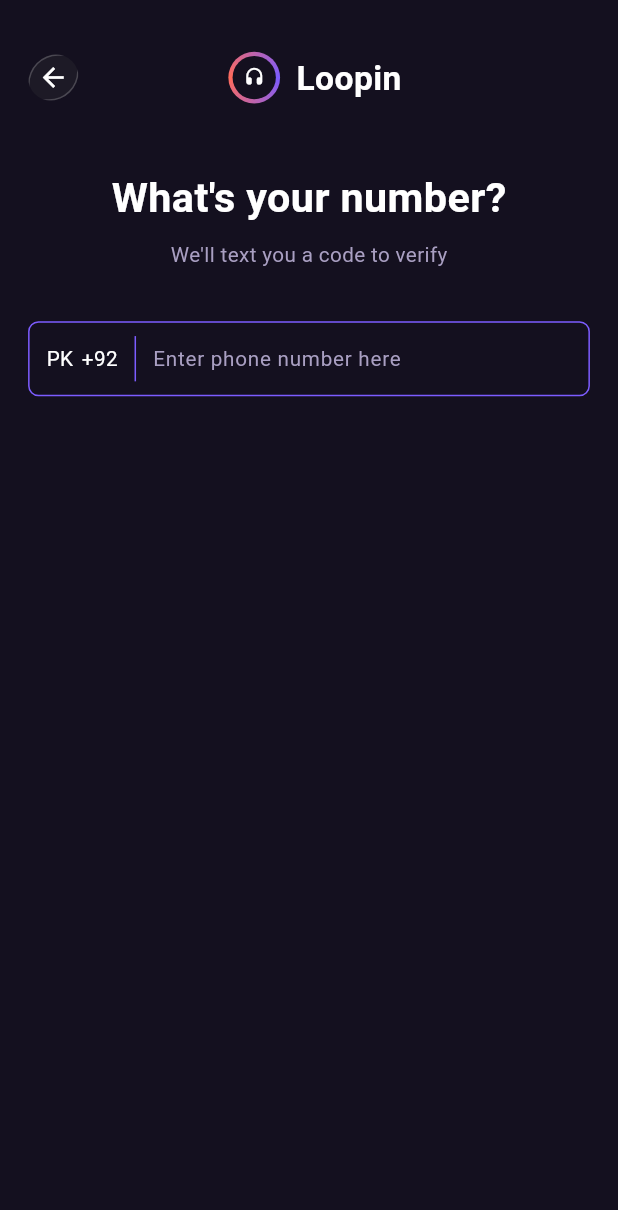
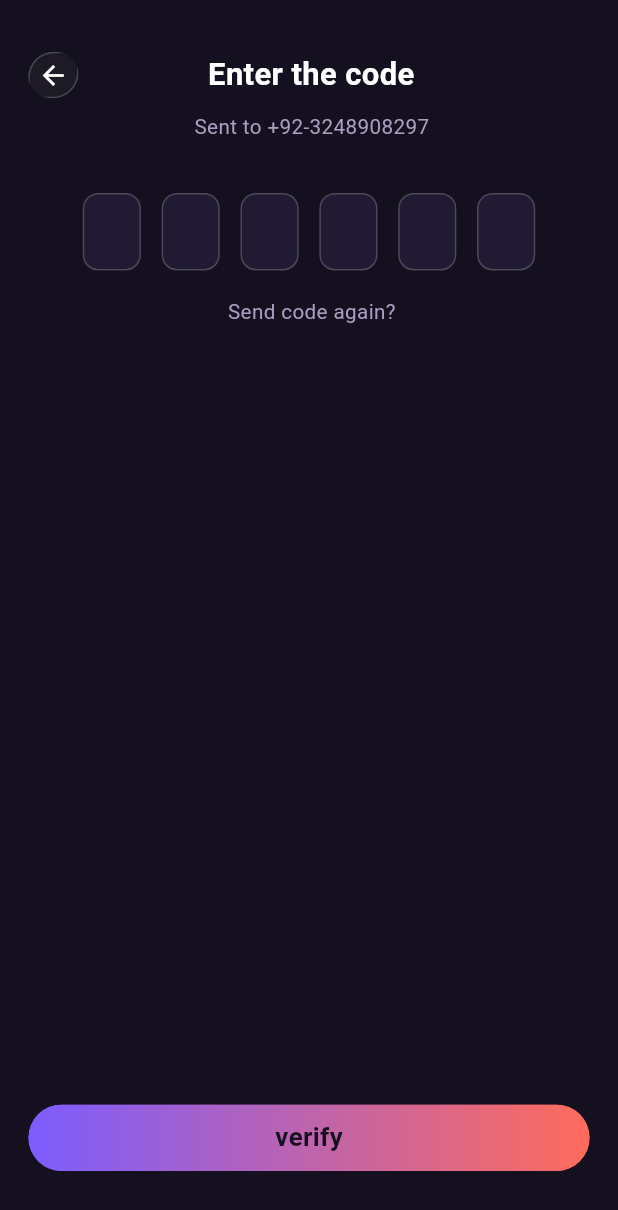
Before and after one commit to arhamashraf987/Loopin, a Flutter app: the screen it shows after launch, on a phone screen of 412 x 824 dp. Shown: the top 1210 px of the screen. Run offline on Flutter 3.47's test engine with Material 3 defaults, Android fonts, the phone set to English and light mode, and no system bars; our stand-ins replace device_preview, flutter_screenutil, get; Roboto replaces fonts that are missing (Clash Display).

Commit message:
phone code timer added

```diff
--- a/lib/core/constants/app_routes.dart
+++ b/lib/core/constants/app_routes.dart
@@ -1,6 +1,7 @@
 import 'package:convo_sphere/core/constants/constant_files.dart';
 import 'package:convo_sphere/features/Auth/screens/auth_screen.dart';
 import 'package:convo_sphere/features/Auth/screens/login_screen.dart';
+import 'package:convo_sphere/features/Auth/screens/phone_code_screen.dart';
 import 'package:convo_sphere/features/Auth/screens/phone_verify_screen.dart';
 import 'package:convo_sphere/features/Auth/screens/signUp.dart';
 import 'package:convo_sphere/features/Auth/bindings/auth_binding.dart';
@@ -15,7 +16,8 @@ class AppRoutes {
   static const signup = '/signup';
   static const login ='/login';
   static const authScreen ='/auth';
-  static const phoneVerify = '/phone-verify';
+  static const phoneVerify = '/phone_verify';
+  static const phoneCode = '/phone_code';
 
 
   static final pages = <GetPage>[
@@ -25,6 +27,7 @@ class AppRoutes {
     GetPage(name: login, page: ()=> LoginScreen(), binding: AuthBinding()),
     GetPage(name: authScreen, page: ()=>AuthScreen(), binding: AuthBinding()),
     GetPage(name: phoneVerify, page: ()=>PhoneVerifyScreen(), binding: AuthBinding()),
+    GetPage(name: phoneCode, page: ()=>PhoneCodeScreen(), binding: AuthBinding())
 
   ];
 }
--- a/lib/core/shared_widgets/gradient_button.dart
+++ b/lib/core/shared_widgets/gradient_button.dart
@@ -1,11 +1,12 @@
 import 'package:convo_sphere/core/constants/constant_files.dart';
 
 class GradientButton extends StatelessWidget {
-   GradientButton({required this.label, required this.onTap});
+   GradientButton({required this.label, required this.onTap, this.isEnabled});
 
 
   final String label;
   final VoidCallback onTap;
+   final   bool? isEnabled;
 
   @override
   Widget build(BuildContext context) {
@@ -21,7 +22,10 @@ class GradientButton extends StatelessWidget {
               gradient: LinearGradient(
                 begin: Alignment.centerLeft,
                 end: Alignment.centerRight,
-                colors: [AppColors.violet, AppColors.coral],
+                colors:  [
+                 AppColors.violet,
+                 AppColors.coral
+                 ],
               ),
               borderRadius: BorderRadius.circular(999.r),
             ),
--- a/lib/core/shared_widgets/text_field.dart
+++ b/lib/core/shared_widgets/text_field.dart
@@ -12,8 +12,6 @@ class buildTextField extends StatelessWidget {
                         color: AppColors.borderStylingColor2.withOpacity(0.2)
                       )
                     ),
-                    child: Padding(
-                      padding: EdgeInsetsGeometry.only(left: 15.w),
                     child: Expanded(
                       child: TextField(
                         style: AppTextStyles.regular,
@@ -21,7 +19,7 @@ class buildTextField extends StatelessWidget {
                            border: InputBorder.none,
                           enabledBorder: InputBorder.none,
                           focusedBorder: InputBorder.none,
-                          ),
+                          contentPadding:  EdgeInsetsGeometry.only(left: 15.w),
                         ),
                       ),
                     ),
--- /dev/null
+++ b/lib/features/Auth/screens/phone_code_screen.dart
@@ -0,0 +1,120 @@
+import 'package:convo_sphere/core/constants/app_routes.dart';
+import 'package:convo_sphere/core/constants/constant_files.dart';
+import 'package:convo_sphere/core/shared_widgets/gradient_button.dart';
+import 'package:convo_sphere/core/shared_widgets/reusable_border_styling.dart';
+import 'package:convo_sphere/features/Auth/controller/auth_controller.dart';
+import 'package:flutter/services.dart';
+
+class PhoneCodeScreen extends StatelessWidget {
+    final AuthController controller = Get.find<AuthController>();
+   PhoneCodeScreen({super.key});
+
+  @override
+  Widget build(BuildContext context) {
+    return Scaffold(
+      backgroundColor: AppColors.backgroundColor,
+      body: Container(
+        padding: EdgeInsets.only(left: 20.w, right: 20.w, top: 40.h),
+        child: Column(
+          children: [
+            Row(
+              children: [
+                GestureDetector(
+                  onTap: () {
+                    Get.toNamed(AppRoutes.phoneVerify);
+                  },
+                  child: ReusableBorderStyling(
+                    height: 36.h,
+                    width: 36.w,
+                    backgroundColor: AppColors.glassButtonBackgroundColor
+                        .withValues(alpha: 0.2),
+                    child: Icon(
+                      Icons.arrow_back,
+                      size: 24.sp,
+                      color: AppColors.primaryWhiteTextColor,
+                    ),
+                  ),
+                ),
+                SizedBox(width: 92.w),
+                Text(
+                  "Enter the code",
+                  style: AppTextStyles.bold.copyWith(fontSize: 24.sp),
+                ),
+              ],
+            ),
+            SizedBox(height: 10.h),
+            Text(
+              " Sent to +92-3248908297",
+              style: AppTextStyles.regular.copyWith(
+                color: AppColors.textPrimary,
+              ),
+            ),
+            SizedBox(height: 40.h),
+            _codeBox(controller),
+            SizedBox(height: 20.h,),
+            Obx(()=> controller.isResendEnabled.value? Text(" Send code again?", style: AppTextStyles.regular.copyWith(color: AppColors.textPrimary),) : Text("Resend code in " + controller.formattedResendTime, style: AppTextStyles.regular.copyWith(color: AppColors.textPrimary),)),
+            Spacer(),
+            GradientButton(label: "verify", onTap: (){},),
+            SizedBox(height: 50.h),
+          ],
+        ),
+      ),
+    );
+  }
+
+  Widget _codeBox(AuthController controller) {
+    double boxSpace = 8.h;
+    double boxHeight = 60.h;
+    double boxWidth = 45.h;
+    return Row(
+      mainAxisAlignment: MainAxisAlignment.center,
+      children: [
+        ...List.generate(6, (index) {
+         return
+            Padding(
+             padding:  EdgeInsets.symmetric(horizontal: boxSpace),
+             child: Obx(() {
+             final hasText = controller.hasDigit[index].value;
+               return Container(
+                  height: boxHeight,
+                  width: boxWidth,
+                  decoration: BoxDecoration(
+                    color: AppColors.surfaceColor,
+                    borderRadius: BorderRadius.circular(12.r),
+                    boxShadow:  [ hasText?
+                      BoxShadow(
+                        color: AppColors.violet.withOpacity(0.4),
+                        blurRadius: 10,
+                        spreadRadius: 1
+
+                      ) : BoxShadow(),
+                    ],
+                    border: Border.all(
+                      color: hasText? AppColors.violet: AppColors.borderStylingColor2.withOpacity(0.2),
+                    ),
+                  ),
+                  child: TextField(
+                    controller: controller.codeController[index],
+                    focusNode: controller.codeFocus[index],
+                    style: AppTextStyles.regular.copyWith(fontSize: 30.sp),
+                    keyboardType: TextInputType.number,
+                    inputFormatters: [
+                      FilteringTextInputFormatter.digitsOnly,
+                      LengthLimitingTextInputFormatter(1),
+                    ],
+                    decoration: InputDecoration(
+                      border: InputBorder.none,
+                      contentPadding: EdgeInsets.only(left: 13.w),
+                    ),
+                    onChanged: (value) => controller.onChanged(index, value),
+                  ),
+                );
+             }
+             ),
+         );
+        }
+        ),
+      ],
+    );
+  }
+}
--- a/lib/features/Auth/screens/phone_verify_screen.dart
+++ b/lib/features/Auth/screens/phone_verify_screen.dart
@@ -1,4 +1,6 @@
+import 'package:convo_sphere/core/constants/app_routes.dart';
 import 'package:convo_sphere/core/constants/constant_files.dart';
+import 'package:convo_sphere/core/shared_widgets/gradient_button.dart';
 import 'package:convo_sphere/features/Auth/widgets/header_reusable.dart';
 import 'package:convo_sphere/features/Auth/widgets/phone_field.dart';
 import 'package:flutter/material.dart' as flutter;
@@ -15,13 +17,20 @@ class PhoneVerifyScreen extends StatelessWidget {
         padding: EdgeInsets.only(left: 20.w, right: 20.w, top: 40.h),
         child: Column(
           children: [
-            HeaderReusable(),
+            HeaderReusable(onTap: (){
+              Get.toNamed(AppRoutes.authScreen);
+            },),
             SizedBox(height: 50.h,),
             Text("What's your number?", style: AppTextStyles.bold.copyWith(fontSize: 32.sp),),
             SizedBox(height: 10.h,),
             Text("We'll text you a code to verify", style: AppTextStyles.regular.copyWith(color: AppColors.textPrimary),),
             SizedBox(height: 40.h,),
-           PhoneField()
+           PhoneField(),
+           SizedBox(height: 15.h,),
+           Text("Standard message and data rates may apply.",style: AppTextStyles.regular.copyWith(color: AppColors.textPrimary, fontSize: 14.sp),),
+           Spacer(),
+           GradientButton(label: "Send Code", onTap: (){}),
+           SizedBox(height: 50.h,)
 
 
           ],
--- a/lib/features/Auth/screens/signUp.dart
+++ b/lib/features/Auth/screens/signUp.dart
@@ -91,7 +91,7 @@ class SignUp extends StatelessWidget {
                   Center(child: Text("By signing up you agree to our Terms & Privacy Policy.", style: AppTextStyles.regular.copyWith(color: AppColors.textPrimary, fontSize: 13.sp,))),
                   SizedBox(height: 27.h,),
                   GradientButton(label: 'Sign Up', onTap: (){}),
-                  Spacer(),
+                  SizedBox(height: 15.h,),
                   alreadyAccount(),
                   SizedBox(height: 30.h,),
 
--- a/lib/features/Auth/widgets/header_reusable.dart
+++ b/lib/features/Auth/widgets/header_reusable.dart
@@ -3,20 +3,20 @@ import 'package:convo_sphere/core/shared_widgets/logo.dart';
 import 'package:convo_sphere/core/shared_widgets/reusable_border_styling.dart';
 import 'package:convo_sphere/features/Auth/screens/signUp.dart';
 class HeaderReusable extends StatelessWidget {
-   HeaderReusable({super.key});
+  final VoidCallback onTap;
+   HeaderReusable({super.key,
+   required this.onTap
+   });
 
   @override
   Widget build(BuildContext context) {
     return Row(
       children: [
          GestureDetector(
-                    onTap: (){
-                      Get.off(SignUp());
-                    },
+                    onTap: onTap,
                     child: ReusableBorderStyling(
                       height: 36.h,
                       width: 36.w,
-                      borderRadius: 23.r,
                       backgroundColor:  AppColors.glassButtonBackgroundColor.withValues(alpha: 0.2),
                                     child: Icon(Icons.arrow_back, size: 24.sp, color: AppColors.primaryWhiteTextColor,)),
                   ),
@@ -32,6 +32,6 @@ class HeaderReusable extends StatelessWidget {
                       style: AppTextStyles.bold.copyWith(fontSize: 26.sp),
                     ),
       ],
-    );;
+    );
   }
 }
--- a/lib/features/Auth/widgets/password_field.dart
+++ b/lib/features/Auth/widgets/password_field.dart
@@ -15,8 +15,6 @@ class PasswordField extends StatelessWidget {
                         color: AppColors.borderStylingColor2.withOpacity(0.2)
                       )
                     ),
-                    child: Padding(
-                      padding: EdgeInsetsGeometry.only(left: 15.w, right: 20.w),
                     child: Obx(() {
                       final isSecure = controller.isSecure.value;
                       return Row(
@@ -29,6 +27,7 @@ class PasswordField extends StatelessWidget {
                                  border: InputBorder.none,
                                 enabledBorder: InputBorder.none,
                                 focusedBorder: InputBorder.none,
+                                contentPadding: EdgeInsetsGeometry.only(left: 15.w, right: 20.w),
                               ),
                             ),
                           ),
@@ -43,7 +42,6 @@ class PasswordField extends StatelessWidget {
                       );
                     }
                     ),
-                    ),
                   );;
   }
 }
--- a/lib/features/onboarding/controller/onboarding_controller.dart
+++ b/lib/features/onboarding/controller/onboarding_controller.dart
@@ -81,7 +81,7 @@ class OnboardingController extends GetxController {
     if (!isLastPage) {
       currentPage.value++;
     } else {
-      Get.offAllNamed(AppRoutes.signup);
+      Get.offAllNamed(AppRoutes.authScreen);
     }
   }
 
--- a/lib/main.dart
+++ b/lib/main.dart
@@ -34,7 +34,7 @@ class MyApp extends StatelessWidget {
           locale: DevicePreview.locale(context),
           builder: DevicePreview.appBuilder,
           getPages: AppRoutes.pages,
-          initialRoute: AppRoutes.phoneVerify,
+          initialRoute: AppRoutes.phoneCode,
         );
       },
     );
```
Also changed, not shown: lib/features/Auth/controller/auth_controller.dart (+69 -4 lines), lib/features/Auth/screens/auth_screen.dart (+12 -6 lines), lib/features/Auth/screens/login_screen.dart (+6 -1 lines), lib/features/Auth/widgets/phone_field.dart (+5 -2 lines). Lines whose indentation alone changed are shown as unchanged.
